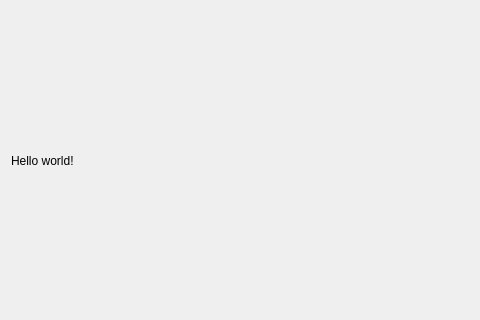
Qt form qtheroes3/mainwindow.ui (Kakemixen/vcmi) before a commit; both pictures show x 0 to 480 and y 137 to 457 of the 800 by 600 pixel window.
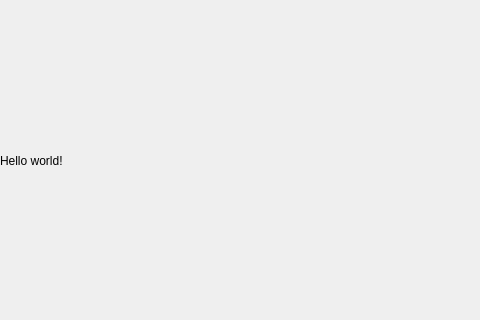
The same form after that commit.

```diff
--- a/qtheroes3/mainwindow.ui
+++ b/qtheroes3/mainwindow.ui
@@ -52,7 +52,7 @@
   </widget>
   <widget class="QStatusBar" name="statusBar"/>
  </widget>
- <layoutdefault spacing="6" margin="11"/>
+ <layoutdefault spacing="0" margin="0"/>
  <resources/>
  <connections/>
 </ui>
```
